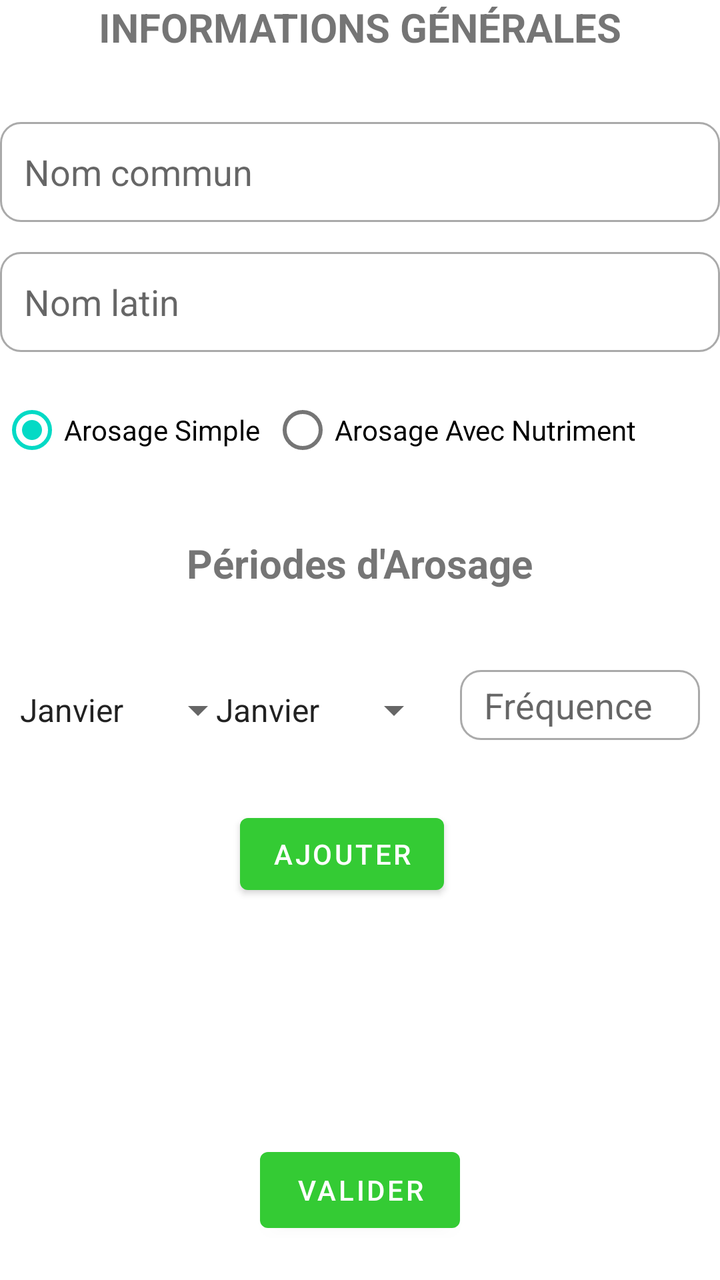
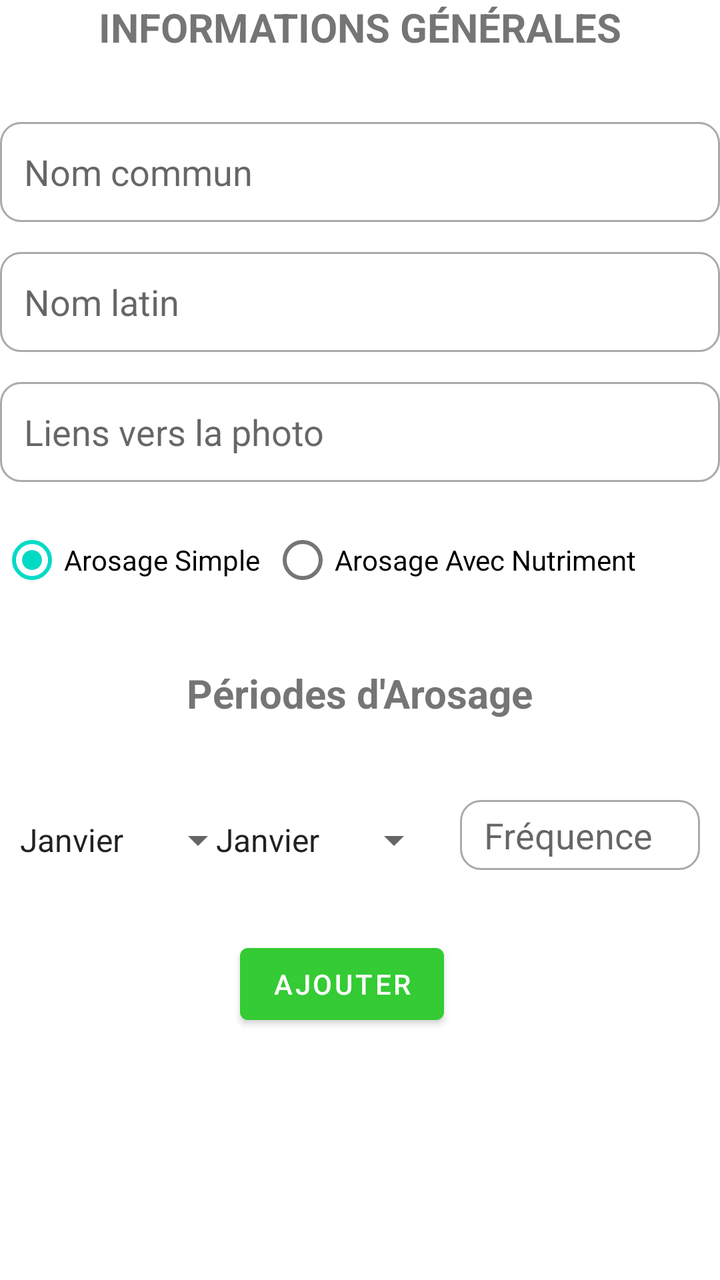

An Android layout rendered at two revisions. The XML below is the earlier revision; the diff shows what the commit changed to produce the second picture.
<!-- AndroidManifest.xml: application theme Theme.ProjetRappelsArrosage -->
<!-- res/layout/activity_ajouter_nouvelle_plante.xml -->
<LinearLayout xmlns:android="http://schemas.android.com/apk/res/android"
    xmlns:tools="http://schemas.android.com/tools"
    android:layout_width="wrap_content"
    android:layout_height="wrap_content"
    android:layout_gravity="center"
    android:orientation="vertical"
    tools:context=".AjouterNouvellePlante">



    <TextView
        android:layout_width="wrap_content"
        android:layout_height="wrap_content"
        android:layout_gravity="center"
        android:text="INFORMATIONS GÉNÉRALES"
        android:textSize="20sp"
        android:textStyle="bold" />

    <TextView
        android:layout_width="wrap_content"
        android:layout_height="wrap_content"
        android:text="" />


    <EditText
        android:id="@+id/nomCommun"
        android:layout_width="match_parent"
        android:layout_height="50dp"
        android:layout_marginTop="15dp"
        android:background="@drawable/custom_input"
        android:drawablePadding="12dp"
        android:ems="10"
        android:hint="Nom commun"
        android:paddingStart="12dp"
        android:paddingEnd="12dp"
        />


    <EditText
        android:id="@+id/nomLatin"
        android:layout_width="match_parent"
        android:layout_height="50dp"
        android:layout_marginTop="15dp"
        android:background="@drawable/custom_input"
        android:ems="10"
        android:hint="Nom latin"
        android:paddingStart="12dp"
        android:paddingEnd="12dp" />


    <RadioGroup
        android:id="@+id/radioGroup"
        android:layout_width="wrap_content"
        android:layout_height="wrap_content"
        android:orientation="horizontal">

        <RadioButton
            android:id="@+id/ajouter"
            android:layout_width="wrap_content"
            android:layout_height="wrap_content"
            android:layout_marginTop="15dp"
            android:layout_marginRight="@dimen/cardview_default_elevation"
            android:checked="true"
            android:text="Arosage Simple " />

        <RadioButton
            android:id="@+id/supprimer"
            android:layout_width="wrap_content"
            android:layout_height="wrap_content"
            android:layout_marginTop="15dp"
            android:layout_marginRight="@dimen/cardview_default_elevation"
            android:text="Arosage Avec Nutriment " />
    </RadioGroup>

    <TextView
        android:layout_width="wrap_content"
        android:layout_height="wrap_content"
        android:text="" />

    <TextView
        android:layout_width="wrap_content"
        android:layout_height="55dp"
        android:layout_gravity="center"
        android:layout_marginTop="10dp"
        android:text="Périodes d'Arosage"
        android:textSize="20sp"
        android:textStyle="bold" />


    <RelativeLayout
        android:layout_width="fill_parent"
        android:layout_height="127dp">

        <Spinner
            android:layout_width="121dp"
            android:layout_height="wrap_content"
            android:layout_marginStart="2dp"
            android:layout_marginTop="20dp"
            android:layout_marginEnd="20dp"
            android:layout_marginBottom="20dp"
            android:entries="@array/mois" />

        <Spinner
            android:layout_width="121dp"
            android:layout_height="wrap_content"
            android:layout_marginStart="100dp"
            android:layout_marginLeft="12dp"
            android:layout_marginTop="20dp"
            android:layout_marginEnd="120dp"
            android:layout_marginRight="2dp"
            android:layout_marginBottom="120dp"
            android:entries="@array/mois" />

        <EditText
            android:id="@+id/frequence"
            android:layout_width="120dp"
            android:layout_height="35dp"
            android:layout_marginStart="230dp"
            android:layout_marginTop="12dp"
            android:background="@drawable/custom_input"
            android:ems="10"
            android:hint="Fréquence"
            android:paddingStart="12dp"
            android:paddingEnd="12dp" />

        <Button
            android:id="@+id/addFrequence"
            android:layout_width="wrap_content"
            android:layout_height="wrap_content"
            android:layout_gravity="center"

            android:layout_marginStart="120dp"
            android:layout_marginTop="80dp"
            android:layout_marginEnd="80dp"
            android:layout_marginBottom="80dp"
            android:text="Ajouter" />

    </RelativeLayout>


    <Button
        android:id="@+id/add"
        android:layout_width="100dp"
        android:layout_height="50dp"
        android:layout_gravity="center"
        android:layout_margin="120dp"
        android:text="Valider"
        android:onClick="ajouter"/>


</LinearLayout>
<!-- resources referenced by this layout -->
<resources>
  <string-array name="mois">
          <item>Janvier</item>
          <item>Février</item>
          <item>Mars</item>
          <item>Avril</item>
          <item>Mai</item>
          <item>Juin</item>
          <item>Juillet</item>
          <item>Aout</item>
          <item>Septembre</item>
          <item>Octobre</item>
          <item>Novembre</item>
          <item>Décembre</item>
      </string-array>
  <!-- drawable custom_input (drawable) -->
  <?xml version="1.0" encoding="utf-8"?>
  <selector xmlns:android="http://schemas.android.com/apk/res/android">
  
      <item android:state_enabled="true" android:state_focused="true">
          <shape android:shape="rectangle">
              <solid android:color="@android:color/white"/>
              <corners android:radius="10dp"/>
              <stroke android:color="@android:color/darker_gray" android:width="1dp"/>
          </shape>
      </item>
  
      <item android:state_enabled="true">
          <shape android:shape="rectangle">
              <solid android:color="@android:color/white"/>
              <corners android:radius="10dp"/>
              <stroke android:color="@android:color/darker_gray" android:width="1dp"/>
          </shape>
      </item>
  </selector>
  <style name="Theme.ProjetRappelsArrosage" parent="Theme.MaterialComponents.DayNight.DarkActionBar">
          
          <item name="colorPrimary">@color/vert_500</item>
          <item name="colorPrimaryVariant">@color/vert_700</item>
          <item name="colorOnPrimary">@color/white</item>
          
          <item name="colorSecondary">@color/teal_200</item>
          <item name="colorSecondaryVariant">@color/teal_700</item>
          <item name="colorOnSecondary">@color/black</item>
          
          <item name="android:statusBarColor" tools:targetApi="l">?attr/colorPrimaryVariant</item>
          
      </style>
  <color name="vert_500">#34cb34</color>
  <color name="vert_700">#2aa22a</color>
  <color name="white">#FFFFFFFF</color>
  <color name="teal_200">#FF03DAC5</color>
  <color name="teal_700">#FF018786</color>
  <color name="black">#FF000000</color>
</resources>

<!-- the commit's change to res/layout/activity_ajouter_nouvelle_plante.xml (unified diff, before → after) -->
@@ -32,8 +32,7 @@
         android:ems="10"
         android:hint="Nom commun"
         android:paddingStart="12dp"
-        android:paddingEnd="12dp"
-        />
+        android:paddingEnd="12dp" />
 
 
     <EditText
@@ -46,6 +45,18 @@
         android:hint="Nom latin"
         android:paddingStart="12dp"
         android:paddingEnd="12dp" />
+
+    <EditText
+        android:id="@+id/lienPic"
+        android:layout_width="match_parent"
+        android:layout_height="50dp"
+        android:layout_marginTop="15dp"
+        android:background="@drawable/custom_input"
+        android:ems="10"
+        android:hint="Liens vers la photo"
+        android:paddingStart="12dp"
+        android:paddingEnd="12dp" />
+
 
 
     <RadioGroup
